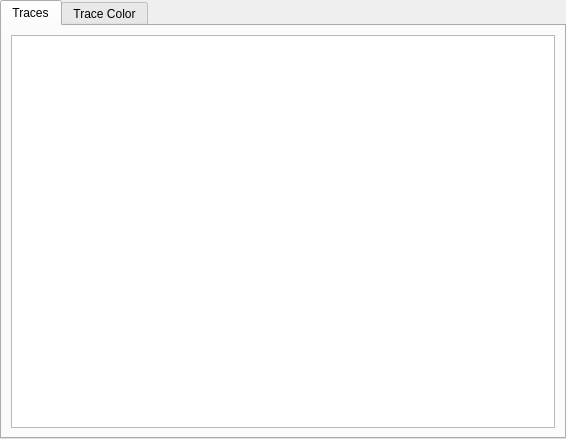
Above: includes/TraceWindow/tracewindowsettings.ui from whiskeyAndrew/BaicalGuiServer before the change. Below: the same form after it.
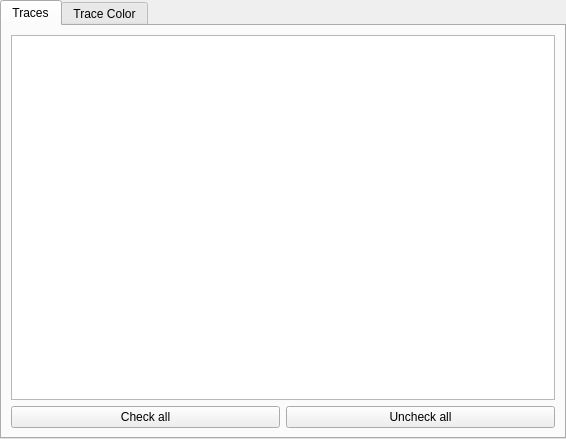
That is the form after the change. The open tabs and pages were chosen to show the change.

What changed in the file:
```diff
--- a/includes/TraceWindow/tracewindowsettings.ui
+++ b/includes/TraceWindow/tracewindowsettings.ui
@@ -39,7 +39,21 @@
        <string>Traces</string>
       </attribute>
       <layout class="QGridLayout" name="gridLayout_2">
-       <item row="0" column="0">
+       <item row="2" column="0">
+        <widget class="QPushButton" name="checkAllUniqueTraces">
+         <property name="text">
+          <string>Check all</string>
+         </property>
+        </widget>
+       </item>
+       <item row="2" column="1">
+        <widget class="QPushButton" name="uncheckAllUniqueTraces">
+         <property name="text">
+          <string>Uncheck all</string>
+         </property>
+        </widget>
+       </item>
+       <item row="1" column="0" colspan="2">
         <widget class="QListWidget" name="listWidget"/>
        </item>
       </layout>
```
Left out of the diff: 17 changed lines with no effect on the pictures.
